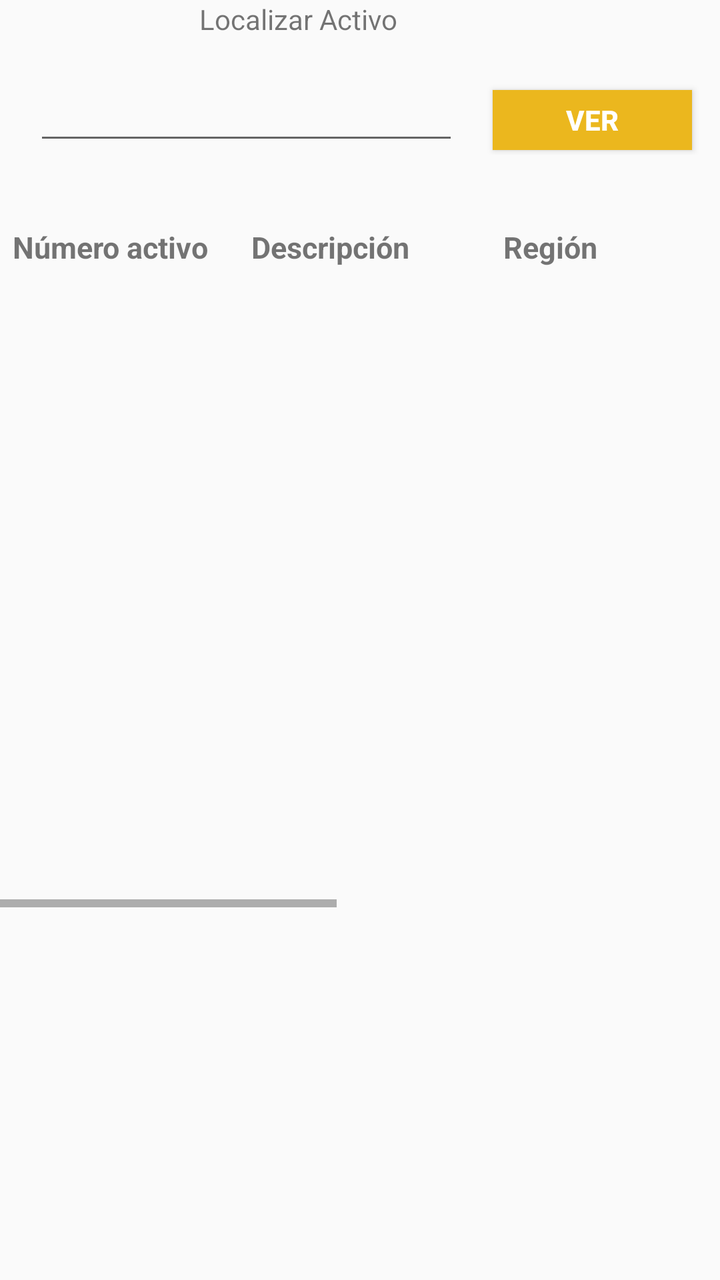
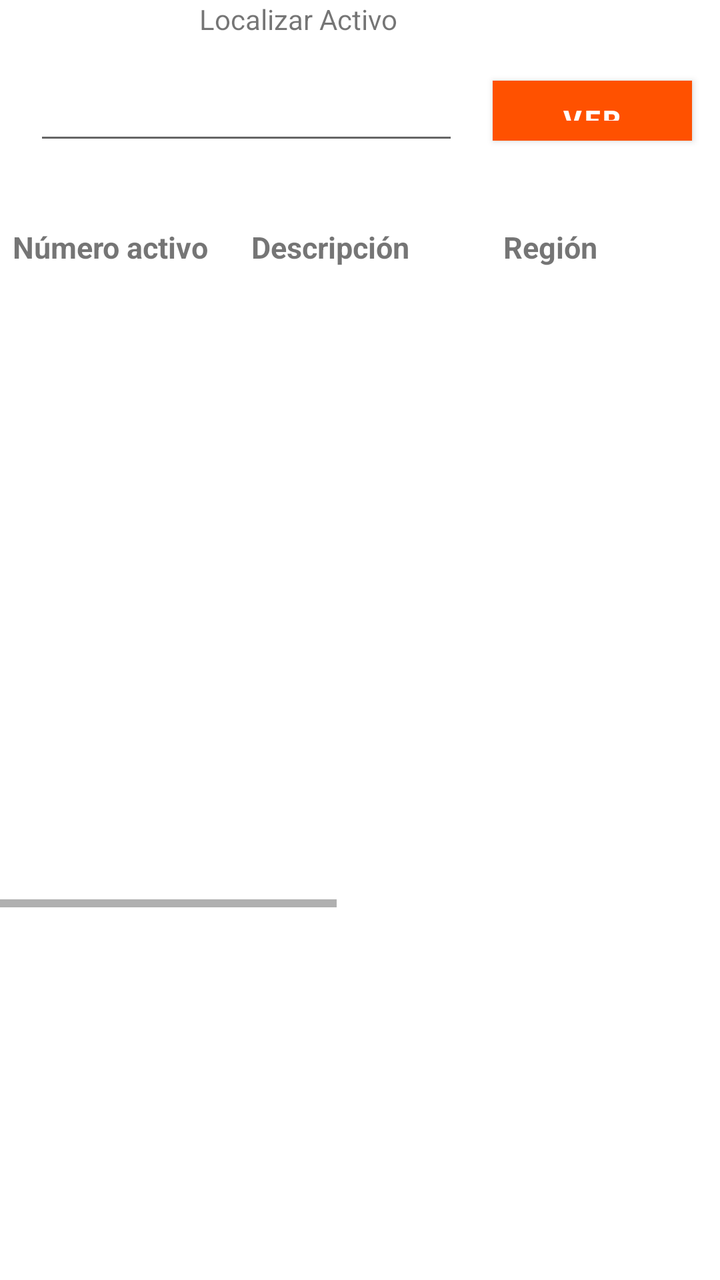

Two renders of the same Android screen: before a commit and after it. Below are the layout's source before the change and the commit's diff.
<!-- AndroidManifest.xml: application theme AppTheme -->
<!-- res/layout/activity_localizar_activo.xml -->
<?xml version="1.0" encoding="utf-8"?>
<android.support.constraint.ConstraintLayout xmlns:android="http://schemas.android.com/apk/res/android"
    xmlns:app="http://schemas.android.com/apk/res-auto"
    xmlns:tools="http://schemas.android.com/tools"
    android:layout_width="match_parent"
    android:layout_height="match_parent"
    tools:context=".Locate_Assets.Localizar_activo">

    <ScrollView
        android:id="@+id/LocateAssetForm"
        android:layout_width="0dp"
        android:layout_height="0dp"
        app:layout_constraintBottom_toBottomOf="parent"
        app:layout_constraintEnd_toEndOf="parent"
        app:layout_constraintStart_toStartOf="parent"
        app:layout_constraintTop_toTopOf="parent">

        <LinearLayout
            android:layout_width="match_parent"
            android:layout_height="wrap_content"
            android:orientation="vertical">

            
            <LinearLayout
                android:layout_width="match_parent"
                android:layout_height="wrap_content"
                android:orientation="horizontal">

                <LinearLayout
                    android:layout_width="90dp"
                    android:layout_height="match_parent"
                    android:layout_weight="1"
                    android:orientation="horizontal"></LinearLayout>

                <TextView
                    android:id="@+id/lbl_asignar"
                    android:layout_width="166dp"
                    android:layout_height="wrap_content"
                    android:layout_weight="1"
                    android:text="@string/titulo3" />

                <LinearLayout
                    android:layout_width="75dp"
                    android:layout_height="match_parent"
                    android:layout_weight="1"
                    android:orientation="horizontal"></LinearLayout>
            </LinearLayout>


            <LinearLayout
                android:layout_width="match_parent"
                android:layout_height="17dp"
                android:orientation="vertical"></LinearLayout>

            <LinearLayout
                android:layout_width="match_parent"
                android:layout_height="match_parent"
                android:orientation="horizontal">

                <LinearLayout
                    android:layout_width="17dp"
                    android:layout_height="match_parent"
                    android:orientation="horizontal"></LinearLayout>

                <EditText
                    android:id="@+id/txt_Numeroactivo"
                    android:layout_width="178dp"
                    android:layout_height="wrap_content"
                    android:layout_weight="1"
                    android:ems="10"
                    android:inputType="textPersonName"
                    android:text="" />

                <LinearLayout
                    android:layout_width="17dp"
                    android:layout_height="match_parent"
                    android:orientation="horizontal"></LinearLayout>

                <Button
                    android:id="@+id/btn_Veractivo"
                    android:layout_width="65dp"
                    android:layout_height="30dp"
                    android:layout_weight="1"
                    android:background="@color/colorPrimary"
                    android:text="@string/ver"
                    android:textColor="@android:color/background_light"
                    android:textStyle="bold" />

                <LinearLayout
                    android:layout_width="14dp"
                    android:layout_height="match_parent"
                    android:orientation="horizontal"></LinearLayout>
            </LinearLayout>


            <LinearLayout
                android:layout_width="match_parent"
                android:layout_height="36dp"
                android:orientation="vertical"></LinearLayout>

            <HorizontalScrollView xmlns:android="http://schemas.android.com/apk/res/android"
                android:id="@+id/locate"
                android:layout_width="match_parent"
                android:layout_height="match_parent"
                android:fillViewport="true">

                <LinearLayout
                    android:layout_width="match_parent"
                    android:layout_height="wrap_content"
                    android:orientation="vertical">

                    <LinearLayout
                        android:layout_width="match_parent"
                        android:layout_height="wrap_content"
                        android:orientation="horizontal">

                        <TextView
                            android:id="@+id/lbl_numeroactivo"
                            android:layout_width="110dp"
                            android:layout_height="wrap_content"
                            android:layout_alignParentTop="true"
                            android:gravity="center"
                            android:singleLine="true"
                            android:text="@string/rownum"
                            android:textIsSelectable="false"
                            android:textSize="15dp"
                            android:textStyle="bold" />

                        <TextView
                            android:id="@+id/lbl_Descripcionactivo"
                            android:layout_width="110dp"
                            android:layout_height="wrap_content"
                            android:layout_alignParentTop="true"
                            android:gravity="center"
                            android:text="@string/rowdescription"
                            android:textAllCaps="false"
                            android:textIsSelectable="false"
                            android:textSize="15dp"
                            android:textStyle="bold" />

                        <TextView
                            android:id="@+id/lbl_RazonActivo"
                            android:layout_width="110dp"
                            android:layout_height="wrap_content"
                            android:layout_alignParentTop="true"
                            android:gravity="center"
                            android:text="@string/RowCompanie"
                            android:textIsSelectable="false"
                            android:textSize="15dp"
                            android:textStyle="bold" />

                        <TextView
                            android:id="@+id/lbl_Pais"
                            android:layout_width="110dp"
                            android:layout_height="wrap_content"
                            android:layout_alignParentTop="true"
                            android:gravity="center"
                            android:text="@string/Rowbuild"
                            android:textIsSelectable="false"
                            android:textSize="15dp"
                            android:textStyle="bold" />

                        <TextView
                            android:id="@+id/lbl_Edificio"
                            android:layout_width="110dp"
                            android:layout_height="wrap_content"
                            android:layout_alignParentTop="true"
                            android:gravity="center"
                            android:text="@string/Rowfloor"
                            android:textIsSelectable="false"
                            android:textSize="15dp"
                            android:textStyle="bold"
                            app:fontFamily="sans-serif" />

                        <TextView
                            android:id="@+id/lbl_Sector"
                            android:layout_width="110dp"
                            android:layout_height="wrap_content"
                            android:layout_alignParentTop="true"
                            android:gravity="center"
                            android:text="@string/RowOffice"
                            android:textIsSelectable="false"
                            android:textSize="15dp"
                            android:textStyle="bold"
                            app:fontFamily="sans-serif" />

                        <TextView
                            android:id="@+id/lbl_Tag"
                            android:layout_width="110dp"
                            android:layout_height="wrap_content"
                            android:layout_alignParentTop="true"
                            android:gravity="center"
                            android:text="@string/RowTag"
                            android:textIsSelectable="false"
                            android:textSize="15dp"
                            android:textStyle="bold"
                            app:fontFamily="sans-serif" />
                    </LinearLayout>


                    <LinearLayout xmlns:android="http://schemas.android.com/apk/res/android"
                        android:layout_width="match_parent"
                        android:layout_height="match_parent"
                        android:orientation="horizontal">


                        <ListView
                            android:id="@+id/listViewLocate"
                            android:layout_width="304dp"
                            android:layout_height="320dp"
                            android:layout_weight="1"
                            tools:layout_editor_absoluteX="8dp"
                            tools:layout_editor_absoluteY="8dp" />
                    </LinearLayout>

                </LinearLayout>
            </HorizontalScrollView>

        </LinearLayout>
    </ScrollView>


</android.support.constraint.ConstraintLayout>
<!-- resources referenced by this layout -->
<resources>
  <color name="colorPrimary">#EBB71E</color>
  <string name="RowCompanie">Región</string>
  <string name="RowOffice">Oficina</string>
  <string name="RowTag">Tag</string>
  <string name="Rowbuild">Edificio</string>
  <string name="Rowfloor">Piso</string>
  <string name="rowdescription">Descripción</string>
  <string name="rownum">Número activo</string>
  <string name="titulo3">Localizar Activo</string>
  <string name="ver">Ver</string>
  <style name="AppTheme" parent="Base.Theme.AppCompat.Light.DarkActionBar">
          
          <item name="colorPrimary">@color/colorPrimary</item>
          <item name="colorPrimaryDark">@color/colorPrimaryDark</item>
          <item name="colorAccent">@color/colorPrimary</item>
          <item name="android:textColorPrimary">@color/colorAccent</item>
          <item name="colorControlHighlight">@color/colorAccent</item>
      </style>
  <color name="colorPrimaryDark">#CE9D0C</color>
  <color name="colorAccent">#555555</color>
</resources>

<!-- the commit's change to res/layout/activity_localizar_activo.xml (unified diff, before → after) -->
@@ -1,5 +1,5 @@
 <?xml version="1.0" encoding="utf-8"?>
-<android.support.constraint.ConstraintLayout xmlns:android="http://schemas.android.com/apk/res/android"
+<androidx.constraintlayout.widget.ConstraintLayout xmlns:android="http://schemas.android.com/apk/res/android"
     xmlns:app="http://schemas.android.com/apk/res-auto"
     xmlns:tools="http://schemas.android.com/tools"
     android:layout_width="match_parent"
@@ -220,4 +220,4 @@
     </ScrollView>
 
 
-</android.support.constraint.ConstraintLayout>
+</androidx.constraintlayout.widget.ConstraintLayout>
<!-- resource entries referenced after the edit -->
@@ -1,6 +1,6 @@
 <!-- resources referenced by this layout -->
 <resources>
-  <color name="colorPrimary">#EBB71E</color>
+  <color name="colorPrimary">#FF5100</color>
   <string name="RowCompanie">Región</string>
   <string name="RowOffice">Oficina</string>
   <string name="RowTag">Tag</string>
@@ -10,15 +10,20 @@
   <string name="rownum">Número activo</string>
   <string name="titulo3">Localizar Activo</string>
   <string name="ver">Ver</string>
-  <style name="AppTheme" parent="Base.Theme.AppCompat.Light.DarkActionBar">
+  <style name="AppTheme" parent="Theme.MaterialComponents.Light.DarkActionBar">
           
           <item name="colorPrimary">@color/colorPrimary</item>
-          <item name="colorPrimaryDark">@color/colorPrimaryDark</item>
-          <item name="colorAccent">@color/colorPrimary</item>
-          <item name="android:textColorPrimary">@color/colorAccent</item>
+          <item name="colorPrimaryVariant">@color/colorPrimaryDark</item>
+          <item name="colorSecondary">@color/colorAccent</item>
+  
+          
+          <item name="android:textColorPrimary">@color/colorPrimary</item>
           <item name="colorControlHighlight">@color/colorAccent</item>
+  
+          
+          <item name="materialButtonStyle">@style/Widget.MaterialComponents.Button</item>
       </style>
-  <color name="colorPrimaryDark">#CE9D0C</color>
+  <color name="colorPrimaryDark">#FFFFFF</color>
   <color name="colorAccent">#555555</color>
 </resources>
 
